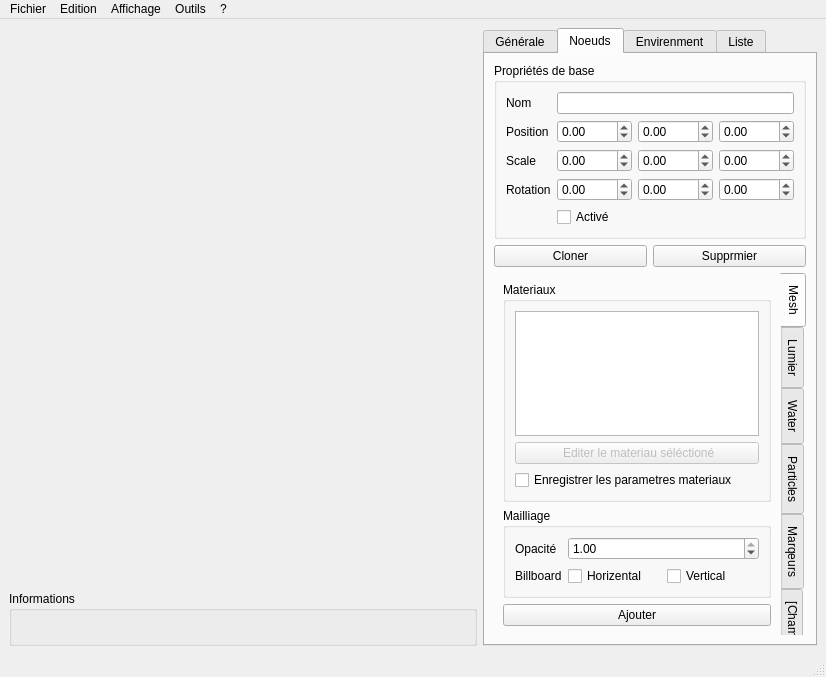
b4n92uid/theball-editor, file sources/interface.ui: the form before one commit.
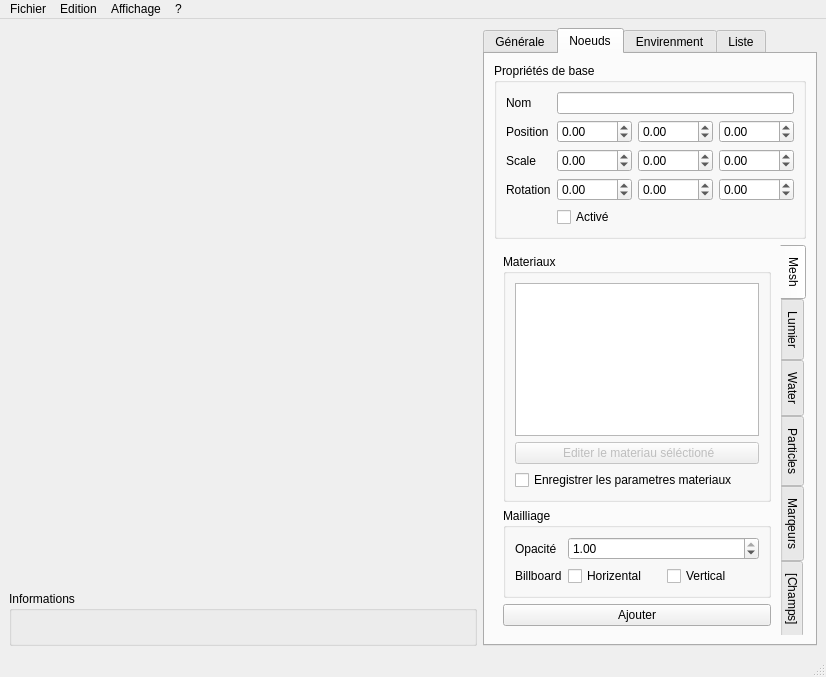
The form after the commit. The open tabs and pages were chosen to show the change. Icons and pictures are not drawn. Custom widgets are drawn as their Qt base class.

The edit to the form file:
```diff
--- a/sources/interface.ui
+++ b/sources/interface.ui
@@ -161,7 +161,7 @@
        <attribute name="title">
         <string>Noeuds</string>
        </attribute>
-       <layout class="QVBoxLayout" name="verticalLayout_3" stretch="1,0,8">
+       <layout class="QVBoxLayout" name="verticalLayout_3" stretch="1,8">
         <property name="sizeConstraint">
          <enum>QLayout::SetDefaultConstraint</enum>
         </property>
@@ -345,32 +345,6 @@
           </layout>
          </widget>
         </item>
-        <item>
-         <layout class="QHBoxLayout" name="horizontalLayout_34">
-          <item>
-           <widget class="QPushButton" name="node_clone">
-            <property name="text">
-             <string>Cloner</string>
-            </property>
-            <property name="icon">
-             <iconset resource="ressource.qrc">
-              <normaloff>:/Medias/medias/page_copy.png</normaloff>:/Medias/medias/page_copy.png</iconset>
-            </property>
-           </widget>
-          </item>
-          <item>
-           <widget class="QPushButton" name="node_delete">
-            <property name="text">
-             <string>Supprmier</string>
-            </property>
-            <property name="icon">
-             <iconset resource="ressource.qrc">
-              <normaloff>:/Medias/medias/cross.png</normaloff>:/Medias/medias/cross.png</iconset>
-            </property>
-           </widget>
-          </item>
-         </layout>
-        </item>
         <item>
          <widget class="QTabWidget" name="attribTab">
           <property name="enabled">
@@ -1853,13 +1827,8 @@
      <string>Affichage</string>
     </property>
     <addaction name="actionToggleFullScreen"/>
-   </widget>
-   <widget class="QMenu" name="menuOutils">
-    <property name="title">
-     <string>Outils</string>
-    </property>
-    <addaction name="actionScreenShot"/>
-    <addaction name="actionOpenPacker"/>
+    <addaction name="separator"/>
+    <addaction name="actionEnableGrid"/>
    </widget>
    <widget class="QMenu" name="menuEditer">
     <property name="title">
@@ -1884,7 +1853,6 @@
    <addaction name="menuFichier"/>
    <addaction name="menuEditer"/>
    <addaction name="menuAffichage"/>
-   <addaction name="menuOutils"/>
    <addaction name="menu"/>
   </widget>
   <widget class="QStatusBar" name="statusbar"/>
```
Left out of the diff: 84 changed lines with no effect on the pictures.
